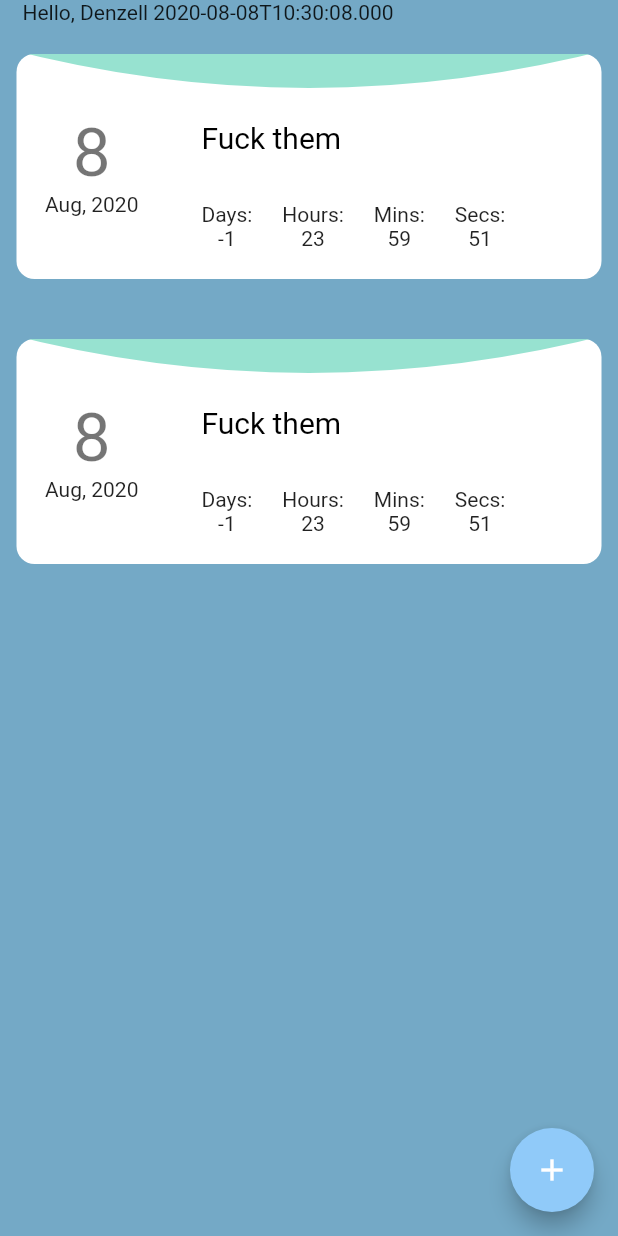
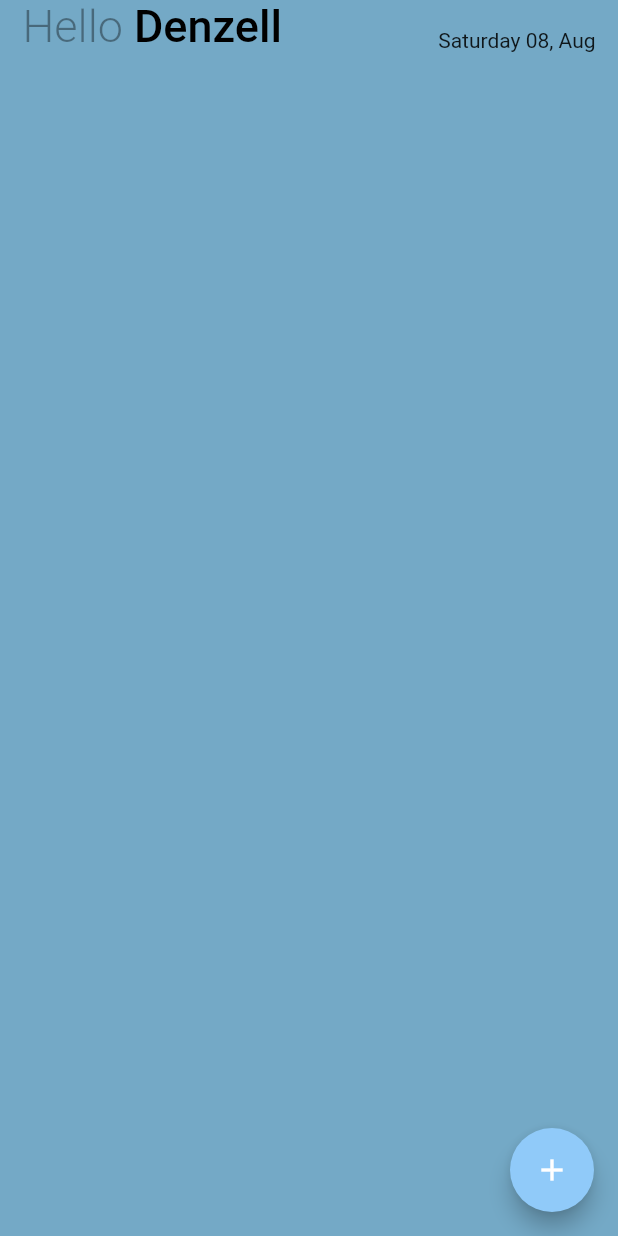
Before and after one commit to fastfists/RatioCalendar, a Flutter app: the CalendarPage screen opened directly, on a phone screen of 412 x 824 dp. Run offline on Flutter 3.47's test engine with Material 2 defaults, Android fonts, the phone set to English and light mode, and no system bars; our stand-ins replace date_field, flutter_svg, get_it, rxdart, timer_builder.

```diff
--- a/lib/models/event.dart
+++ b/lib/models/event.dart
@@ -17,12 +17,14 @@ class Event {
 
 class EventModel {
 
-  final _events = BehaviorSubject<List<Event>>.seeded(<Event>[
-    Event(name: "Fuck them", description: "Right in the Pussy", date: DateTime.now()),
-    Event(name: "Fuck them", description: "Right in the Pussy", date: DateTime.now()),
-  ]);
+  final _events = BehaviorSubject<List<Event>>.seeded(<Event>[]);
 
   Stream<List<Event>> get stream => _events.stream;
+
+  void addAllEvents(List<Event> events) {
+    var list = _events.value.toList();
+    _events.add(list..addAll(events)..toList());
+  }
 
   void addEvent(Event event) {
     var list = _events.value.toList();
--- a/lib/models/user.dart
+++ b/lib/models/user.dart
@@ -7,8 +7,6 @@ class User {
   String slug;
   String email;
   String password;
-
-  List<Event> events = null;
 
   setJsonInfo(Map<String, dynamic> inJson){
     this.username = inJson["username"];
--- a/lib/screens/Calendar.dart
+++ b/lib/screens/Calendar.dart
@@ -21,6 +21,11 @@ class CalendarView extends StatelessWidget {
     Key key,
   }) : super(key: key);
 
+  String formatDate(DateTime date) {
+    final DateFormat formatter = DateFormat('EEEE dd, MMM');
+    return formatter.format(date);
+  }
+
   @override
   Widget build(BuildContext context) {
     return Column(
@@ -28,12 +33,29 @@ class CalendarView extends StatelessWidget {
       children: [
         SafeArea(
           child: Padding(
-            padding: const EdgeInsets.only(left: 15),
+            padding: const EdgeInsets.symmetric(horizontal: 15),
             child: Row(
+                mainAxisAlignment: MainAxisAlignment.start,
+                crossAxisAlignment: CrossAxisAlignment.end,
                 children: [
-                  Text("Hello, "),
-                  Text("Denzell "),
-                  Text(DateTime.now().toIso8601String())
+                  Text(
+                    "Hello ",
+                    style: TextStyle(
+                      color: Colors.black38,
+                      fontSize: 30,
+                      fontWeight: FontWeight.w300,
+                    )
+                  ),
+                  Text(
+                    "Denzell",
+                    style: TextStyle(
+                      color: Colors.black,
+                      fontSize: 30,
+                      fontWeight: FontWeight.w500,
+                    )
+                  ),
+                  Spacer(),
+                  Text(formatDate(DateTime.now())),
                 ]))),
         Expanded(
           child: StreamBuilder<List<Event>>(
```
Also changed, not shown: lib/main.dart (+6 -1 lines), lib/screens/LoginPage.dart (+16 -9 lines), lib/services/auth.dart (+40 -39 lines), 1 other file.
